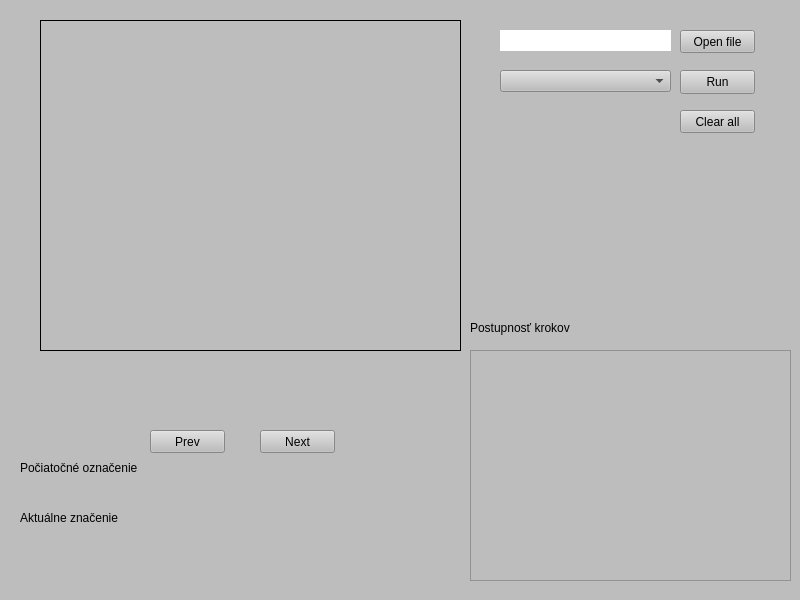
Before: the Qt Designer form mainwindow.ui in PavolHradsky/PIS-bonus, drawn with Qt 5.
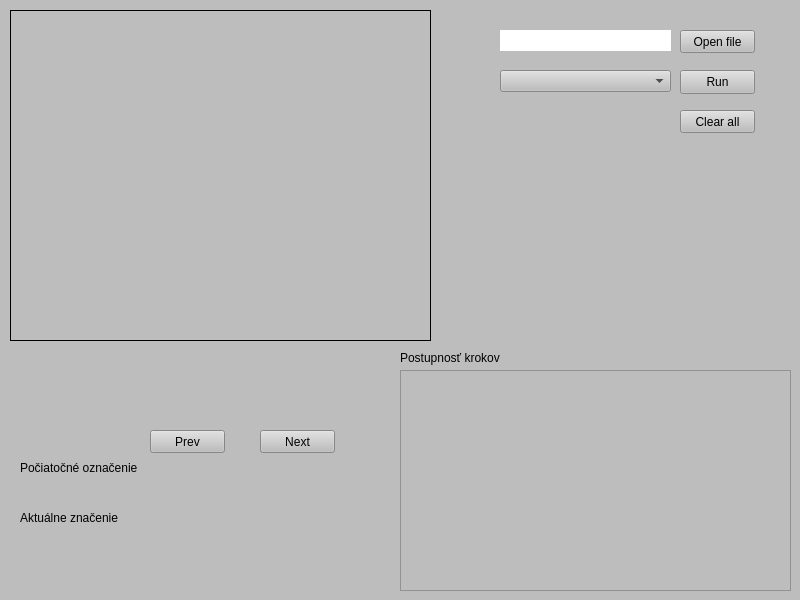
After: the same form once the commit is applied.

Patch:
```diff
--- a/mainwindow.ui
+++ b/mainwindow.ui
@@ -98,8 +98,8 @@
    <widget class="QLabel" name="label_2">
     <property name="geometry">
      <rect>
-      <x>470</x>
-      <y>320</y>
+      <x>400</x>
+      <y>350</y>
       <width>111</width>
       <height>16</height>
      </rect>
@@ -137,8 +137,8 @@
    <widget class="QLabel" name="photo">
     <property name="geometry">
      <rect>
-      <x>40</x>
-      <y>20</y>
+      <x>10</x>
+      <y>10</y>
       <width>421</width>
       <height>331</height>
      </rect>
@@ -188,10 +188,10 @@
    <widget class="QListWidget" name="steps">
     <property name="geometry">
      <rect>
-      <x>470</x>
-      <y>350</y>
-      <width>321</width>
-      <height>231</height>
+      <x>400</x>
+      <y>370</y>
+      <width>391</width>
+      <height>221</height>
      </rect>
     </property>
     <property name="horizontalScrollBarPolicy">
```
